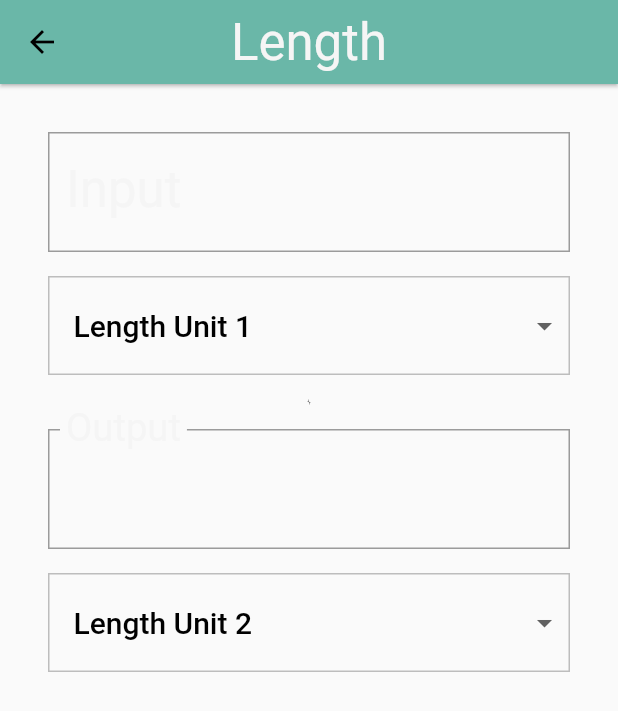
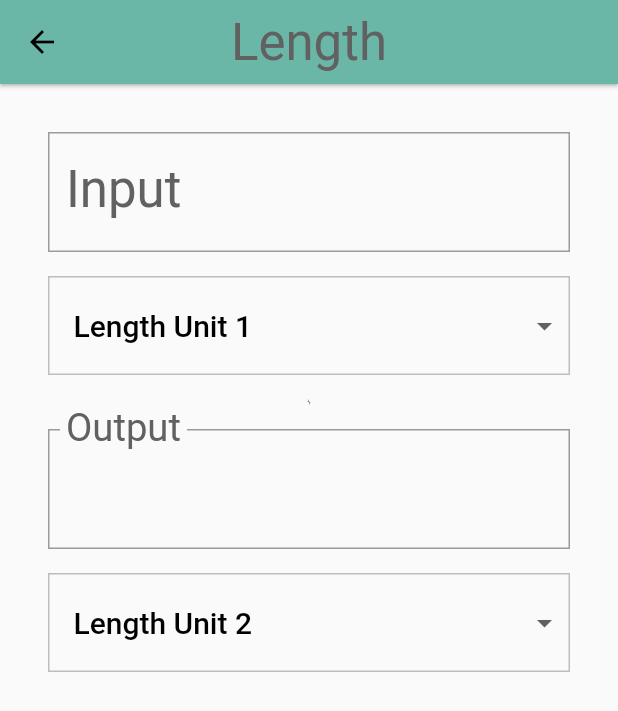
Before and after one commit to shohiebsense/myFlutter, a Flutter app: the screen it shows after launch, after a tap on "Length", on a phone screen of 412 x 824 dp. Shown: the top 711 px of the screen. Run offline on Flutter 3.47's test engine with Material 2 defaults, Android fonts, the phone set to English and light mode, and no system bars.

Commit message:
change text Color

```diff
--- a/lib/converter_route.dart
+++ b/lib/converter_route.dart
@@ -44,6 +44,7 @@ class _ConverterRouteState extends State<ConverterRoute> {
               labelStyle: Theme.of(context).textTheme.display1,
               errorText: _showValidationError ? 'Invalid number entered' : null,
               labelText: 'Input',
+              fillColor: Colors.grey[700],
               border: OutlineInputBorder(
                 borderRadius: BorderRadius.circular(0.0),
               ),
--- a/lib/main.dart
+++ b/lib/main.dart
@@ -19,10 +19,10 @@ class UnitConverterApp extends StatelessWidget {
       theme: ThemeData(
         textTheme: Theme.of(context).textTheme.apply(
           bodyColor: Colors.black,
-          displayColor: Colors.grey[100],
+          displayColor: Colors.grey[700],
         ),
         primaryColor: Colors.grey[500],
-        textSelectionHandleColor: Colors.green[500],
+        textSelectionHandleColor: Colors.blue[500],
       ),
       home: CategoryRoute(),
     );
```
